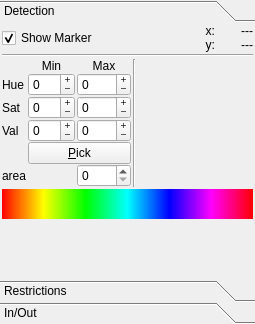
This is ui/tab_featuresUi.ui in wonkoderverstaendige/Spotter as Qt 5 draws it before an edit. The edited form follows.
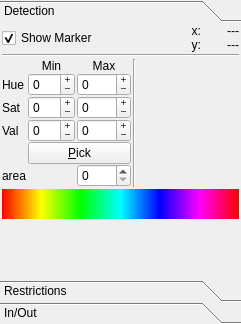
This is the edited form.

```diff
--- a/ui/tab_featuresUi.ui
+++ b/ui/tab_featuresUi.ui
@@ -6,7 +6,7 @@
    <rect>
     <x>0</x>
     <y>0</y>
-    <width>255</width>
+    <width>241</width>
     <height>324</height>
    </rect>
   </property>
@@ -38,7 +38,7 @@
          <rect>
           <x>0</x>
           <y>0</y>
-          <width>253</width>
+          <width>239</width>
           <height>259</height>
          </rect>
         </property>
```
Left out of the diff: 4 changed lines with no effect on the pictures.
